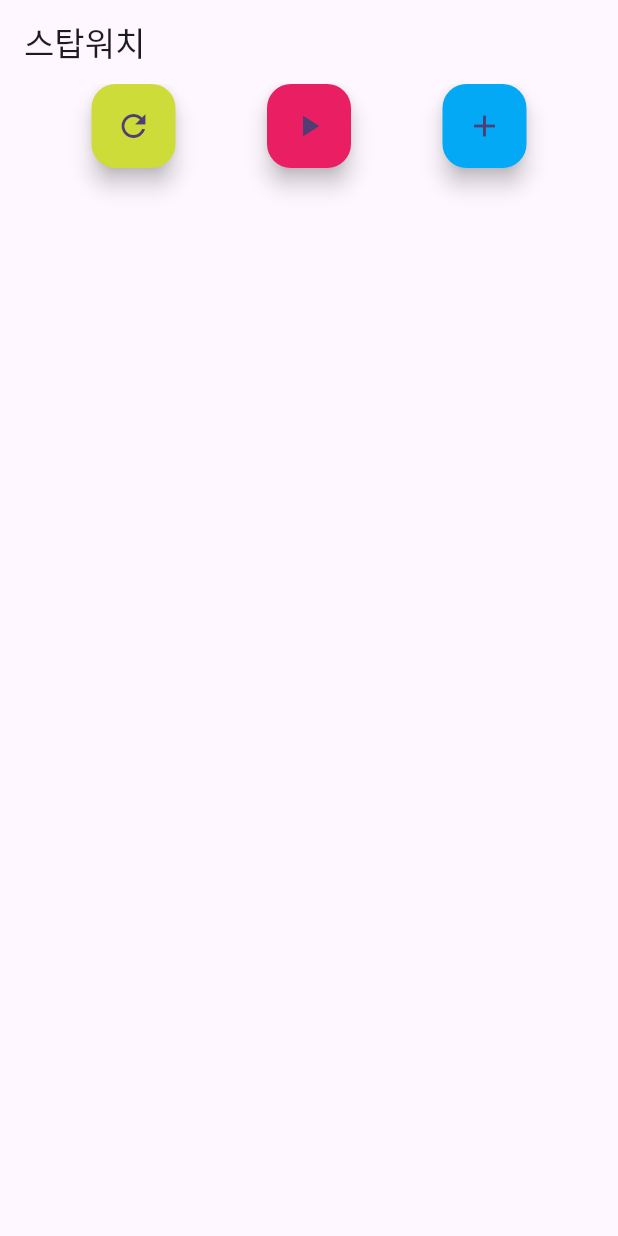
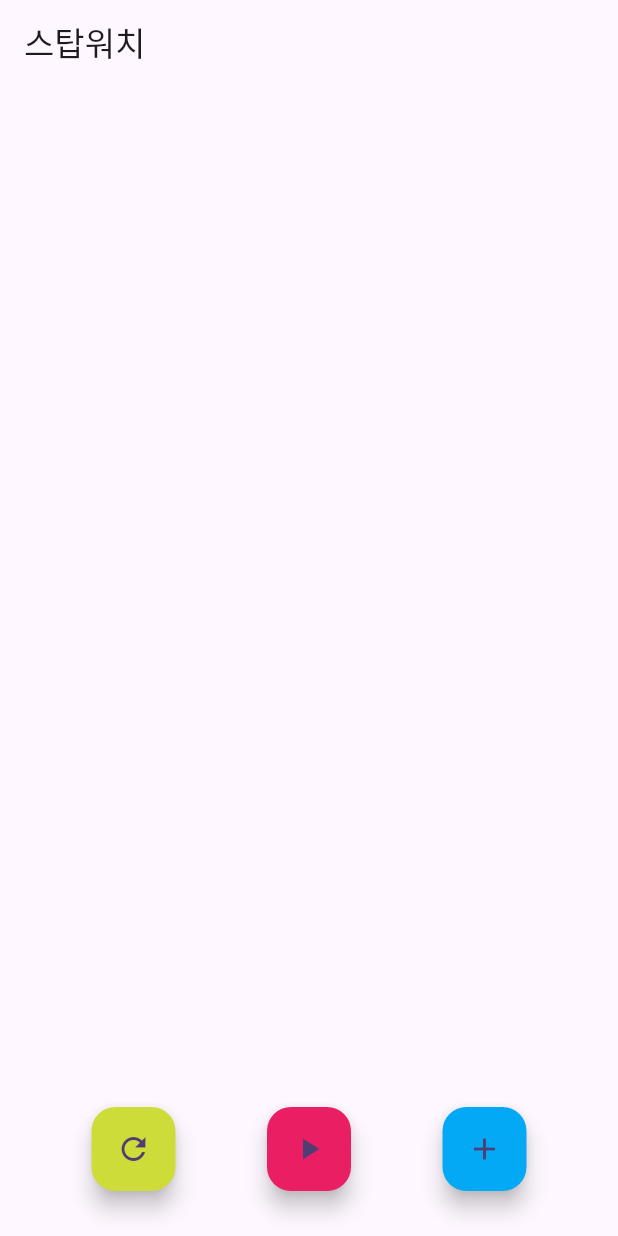
Before and after one commit to byjun8932/flutter_stopwatch_240410, a Flutter app: the screen it shows after launch, on a phone screen of 412 x 824 dp. Run offline on Flutter 3.47's test engine with Material 3 defaults, Android fonts, the phone set to English and light mode, and no system bars.

Commit message:
feat: Spacer()

```diff
--- a/lib/stop_watch_screen.dart
+++ b/lib/stop_watch_screen.dart
@@ -14,7 +14,10 @@ class _StopWatchScreenState extends State<StopWatchScreen> {
       appBar: AppBar(
         title: const Text('스탑워치'),
       ),
-      body: Row(
+      body: Column(
+        children: [
+          Spacer(),
+          Row(
             mainAxisAlignment: MainAxisAlignment.spaceEvenly,
             children: [
               FloatingActionButton(
@@ -34,6 +37,9 @@ class _StopWatchScreenState extends State<StopWatchScreen> {
               ),
             ],
           ),
+          SizedBox(height: 30,)
+        ],
+      )
     );
   }
 }
```
Lines whose indentation alone changed are shown as unchanged.
